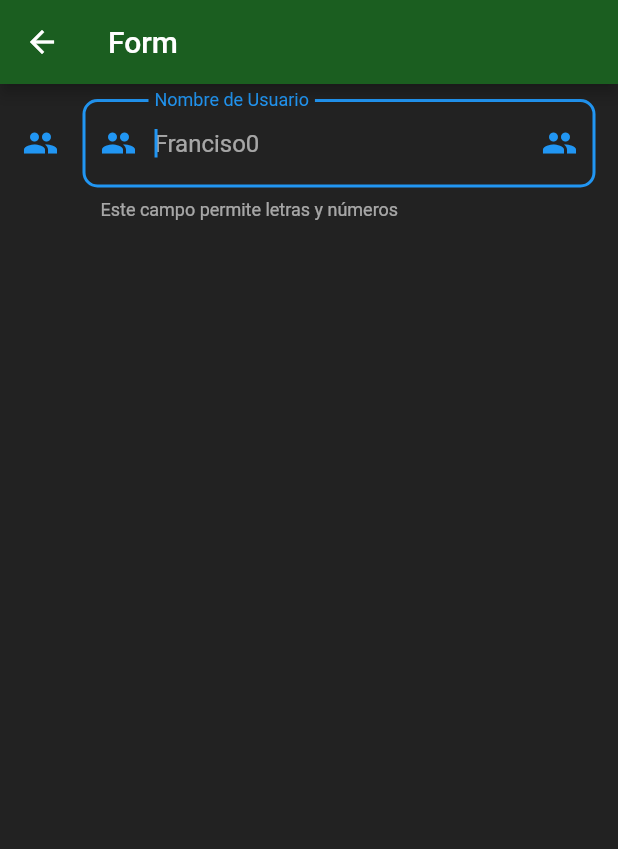
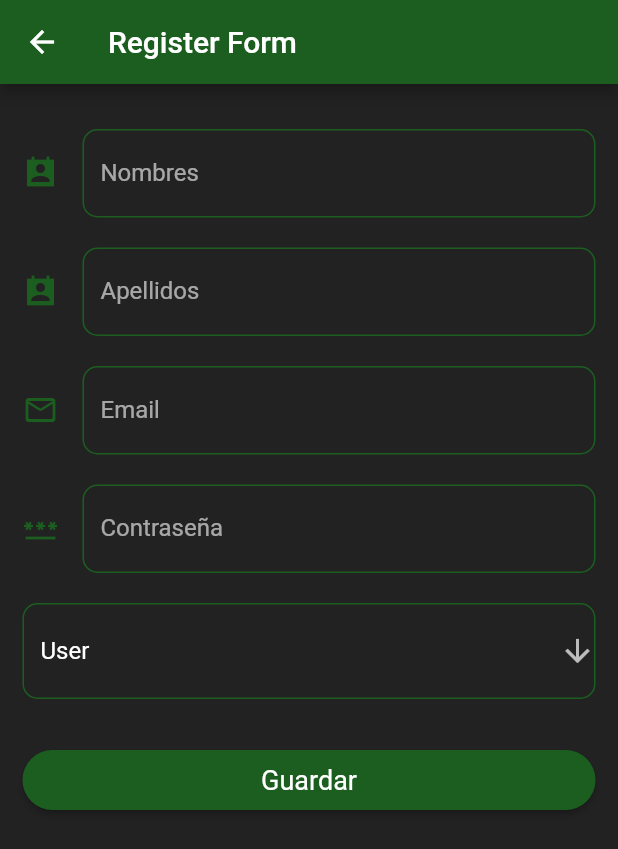
Before and after one commit to JohanRiv/components_app, a Flutter app: the FormScreen screen opened by its route, on a phone screen of 412 x 824 dp. Shown: the top 849 px of the screen. Run offline on Flutter 3.47's test engine with Material 2 defaults, Android fonts, the phone set to English and light mode, and no system bars.

Commit message:
Adding forms items,  validation and asign values

```diff
--- a/lib/screens/form_screen.dart
+++ b/lib/screens/form_screen.dart
@@ -1,47 +1,120 @@
 import 'package:flutter/material.dart';
+
+import 'package:components_app/widgets/widgets.dart';
 
 class FormScreen extends StatelessWidget {
   const FormScreen({Key? key}) : super(key: key);
 
   @override
   Widget build(BuildContext context) {
+    final GlobalKey<FormState> formRegisterKey = GlobalKey<FormState>();
+
+    final Map<String, dynamic> formValues = {
+      'firstName': '',
+      'lastName': '',
+      'email': '',
+      'password': '',
+      'role': ''
+    };
+
     return Scaffold(
         appBar: AppBar(
-          title: const Text('Form'),
+          title: const Text('Register Form'),
         ),
         body: SingleChildScrollView(
           child: Padding(
             padding: const EdgeInsets.symmetric(horizontal: 15, vertical: 10),
-            child: Column(children: [
-              TextFormField(
-                autofocus:
-                    true, // Permite que el campo tenga foco automatico al ingresar al screen
-                textCapitalization: TextCapitalization
-                    .words, // Permite generar una condición de escritura
-                onChanged: (value) =>
-                    {}, // Con esta opción se logra capturar el texto
-                validator: (value) => value == null || value.trim() == ''
-                    ? 'Este campo es requerido'
-                    : null,
-                autovalidateMode: AutovalidateMode
-                    .onUserInteraction, // Activa la validación del campo
-                decoration: const InputDecoration(
-                    hintText: 'Franciso0', // Placeholder del imput
-                    labelText: 'Nombre de Usuario', // Titulo del campo
-                    helperText:
-                        'Este campo permite letras y números', // Mensaje de guía
-                    prefixIcon: Icon(Icons
-                        .people), // icono al inicio del input que mueve solo el campo de texto
-                    suffixIcon: Icon(Icons
-                        .people), // icono al final del input que mueve solo el campo de texto
-                    icon: Icon(Icons
-                        .people), // icono al inicio del input que mueve todo el input
-                    border: OutlineInputBorder(
-                      borderRadius: BorderRadius.all(Radius.circular(10)),
-                    ) // Adicionar borde al input
+            child: Form(
+              key: formRegisterKey,
+              child: Column(
+                children: [
+                  Column(children: [
+                    const SizedBox(height: 20),
+                    CustomInputField(
+                      icon: Icons.perm_contact_cal_sharp,
+                      labelText: 'Nombres',
+                      hintText: 'Juan',
+                      validationText: 'Este campo es requerido!',
+                      inputType: TextInputType.name,
+                      textCapitalization: TextCapitalization.words,
+                      formProperty: 'firstName',
+                      formValues: formValues,
                     ),
-              )
-            ]),
+                    const SizedBox(height: 20),
+                    CustomInputField(
+                      icon: Icons.perm_contact_cal_sharp,
+                      labelText: 'Apellidos',
+                      hintText: 'Perez',
+                      validationText: 'Este campo es requerido!',
+                      inputType: TextInputType.name,
+                      textCapitalization: TextCapitalization.words,
+                      formProperty: 'lastName',
+                      formValues: formValues,
+                    ),
+                    const SizedBox(height: 20),
+                    CustomInputField(
+                      icon: Icons.mail_outline_rounded,
+                      labelText: 'Email',
+                      hintText: 'tuemail@mail.com',
+                      validationText: 'Este campo es requerido!',
+                      inputType: TextInputType.emailAddress,
+                      textCapitalization: TextCapitalization.none,
+                      formProperty: 'email',
+                      formValues: formValues,
+                    ),
+                    const SizedBox(height: 20),
+                    CustomInputField(
+                      icon: Icons.password,
+                      labelText: 'Contraseña',
+                      hintText: '*******',
+                      validationText: 'Este campo es requerido!',
+                      inputType: TextInputType.text,
+                      textCapitalization: TextCapitalization.none,
+                      isPasswordField: true,
+                      formProperty: 'password',
+                      formValues: formValues,
+                    ),
+                    const SizedBox(
+                      height: 20,
+                    ),
+                    DropdownButtonFormField<String>(
+                        icon: const Icon(Icons.arrow_downward_sharp),
+                        value: 'User',
+                        items: const [
+                          DropdownMenuItem(
+                            child: Text('Admin'),
+                            value: 'Admin',
+                          ),
+                          DropdownMenuItem(
+                            child: Text('User'),
+                            value: 'User',
+                          ),
+                        ],
+                        onChanged: (value) {
+                          print(value);
+                          formValues['role'] = value;
+                        }),
+                    const SizedBox(height: 30),
+                    ElevatedButton(
+                        onPressed: () {
+                          // Permite validar las validaciones de los campos del formulario
+                          if (!formRegisterKey.currentState!.validate()) {
+                            print('No valido!');
+                          } else {
+                            print('Valido');
+                            print(formValues);
+                          }
+                        },
+                        child: const SizedBox(
+                            height: 40,
+                            width: double.infinity,
+                            child: Center(
+                              child: Text('Guardar'),
+                            )))
+                  ]),
+                ],
+              ),
+            ),
           ),
         ));
   }
--- a/lib/themes/dark_theme.dart
+++ b/lib/themes/dark_theme.dart
@@ -22,9 +22,20 @@ class DarkTheme {
       floatingActionButtonTheme:
           FloatingActionButtonThemeData(backgroundColor: secundary),
       elevatedButtonTheme: ElevatedButtonThemeData(
-          style: ElevatedButton.styleFrom(
-              primary: primary,
-              shape: const StadiumBorder(),
-              textStyle: TextStyle(
-                  foreground: Paint()..color = Colors.white, fontSize: 18))));
+        style: ElevatedButton.styleFrom(
+            primary: primary,
+            shape: const StadiumBorder(),
+            textStyle: TextStyle(
+                foreground: Paint()..color = Colors.white, fontSize: 18)),
+      ),
+      inputDecorationTheme: InputDecorationTheme(
+        floatingLabelStyle: TextStyle(color: secundary),
+        enabledBorder: OutlineInputBorder(
+            borderSide: BorderSide(color: primary),
+            borderRadius: BorderRadius.all(Radius.circular(10))),
+        focusedBorder: OutlineInputBorder(
+            borderSide: BorderSide(color: secundary),
+            borderRadius: BorderRadius.all(Radius.circular(10))),
+        iconColor: primary,
+      ));
 }
--- /dev/null
+++ b/lib/widgets/custom_imput_fild.dart
@@ -0,0 +1,68 @@
+import 'package:flutter/material.dart';
+
+class CustomInputField extends StatelessWidget {
+  final IconData? icon;
+  final IconData? suffixIcon;
+  final IconData? prefixIcon;
+  final String? hintText;
+  final String? labelText;
+  final String? helperText;
+  final String? validationText;
+  final TextInputType? inputType;
+  final bool? isPasswordField;
+  final TextCapitalization? textCapitalization;
+
+  final String formProperty;
+  final Map<String, dynamic> formValues;
+
+  const CustomInputField({
+    Key? key,
+    this.icon,
+    this.suffixIcon,
+    this.prefixIcon,
+    this.hintText,
+    this.labelText,
+    this.helperText,
+    this.validationText,
+    this.inputType,
+    this.isPasswordField = false,
+    this.textCapitalization,
+    required this.formProperty,
+    required this.formValues,
+  }) : super(key: key);
+
+  @override
+  Widget build(BuildContext context) {
+    return TextFormField(
+      obscureText: isPasswordField!,
+      keyboardType: inputType,
+      autofocus:
+          false, // Permite que el campo tenga foco automatico al ingresar al screen
+      textCapitalization:
+          textCapitalization!, // Permite generar una condición de escritura
+      onChanged: (value) => formValues[formProperty] =
+          value, // Con esta opción se logra capturar el texto
+      validator: (value) => value == null || value.trim() == ''
+          ? validationText
+          : null, // Función de validación del input
+      autovalidateMode:
+          AutovalidateMode.onUserInteraction, // Activa la validación del campo
+      decoration: InputDecoration(
+        hintText: hintText, // Placeholder del imput
+        labelText: labelText, // Titulo del campo
+        helperText: helperText, // Mensaje de guía
+        prefixIcon: prefixIcon == null
+            ? null
+            : Icon(
+                prefixIcon), // icono al inicio del input que mueve solo el campo de texto
+        suffixIcon: suffixIcon == null
+            ? null
+            : Icon(
+                suffixIcon), // icono al final del input que mueve solo el campo de texto
+        icon: icon == null
+            ? null
+            : Icon(icon), // icono al inicio del input que mueve todo el input
+      ),
+    );
+  }
+}
--- a/lib/widgets/widgets.dart
+++ b/lib/widgets/widgets.dart
@@ -1,2 +1,3 @@
 export 'package:components_app/widgets/custom_card.dart';
 export 'package:components_app/widgets/custom_image_card.dart';
+export 'package:components_app/widgets/custom_imput_fild.dart';
```
